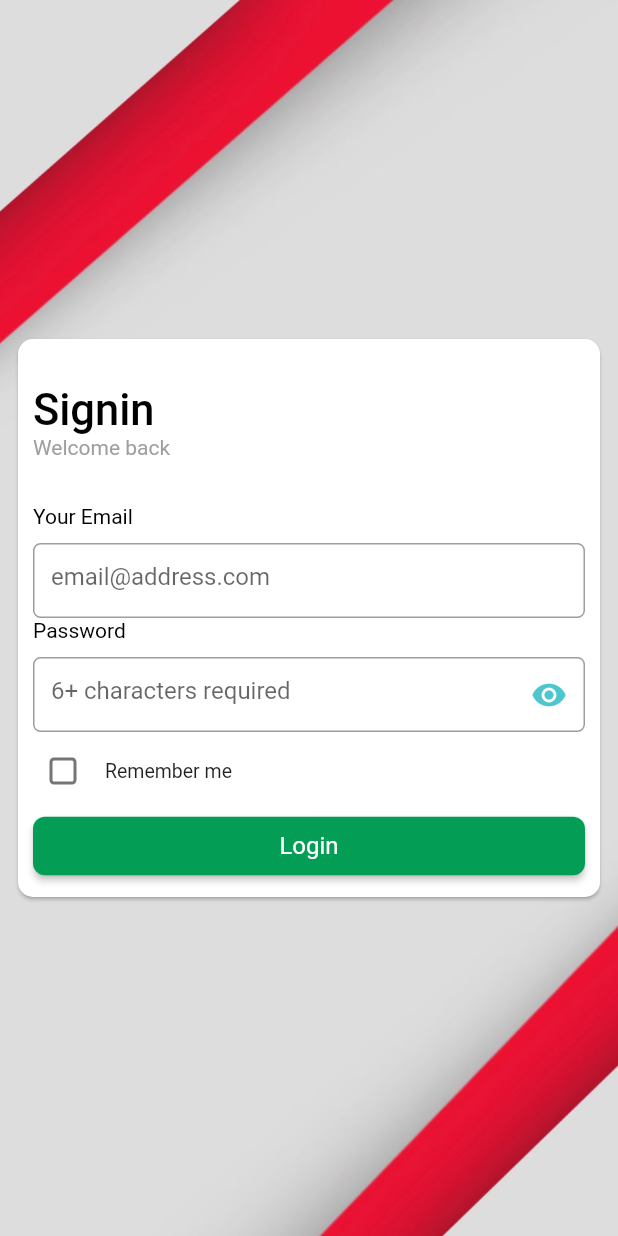
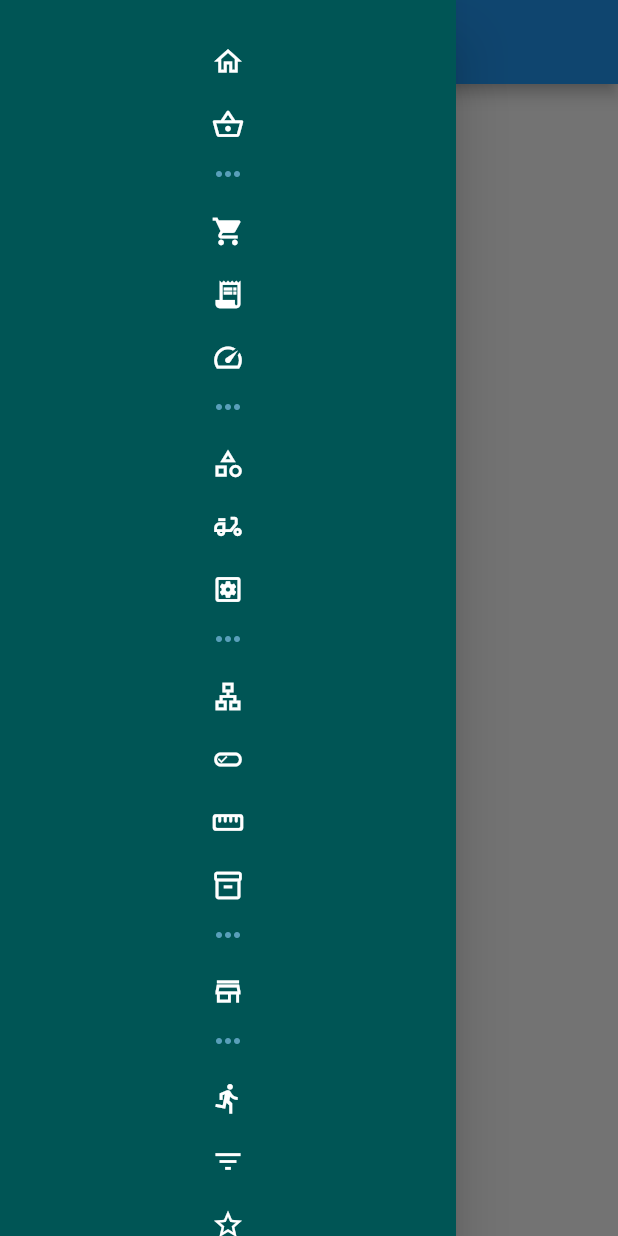
Before and after one commit to Ayush13Bhatia/cart_admin, a Flutter app: the screen it shows after launch, with the side drawer open (before the commit the screen has no drawer), on a phone screen of 412 x 824 dp. Run offline on Flutter 3.47's test engine with Material 2 defaults, Android fonts, the phone set to English and light mode, and no system bars; our stand-ins replace firebase_core, go_router; accounts and stored records are empty.

Commit message:
Drawer UI

```diff
--- /dev/null
+++ b/lib/components/drawer_heading_text.dart
@@ -0,0 +1,27 @@
+import 'package:cart_admin/utils/my_theme.dart';
+import 'package:flutter/material.dart';
+
+class DrawerHeadingText extends StatelessWidget {
+  final String? drawerTitle;
+  final bool isExpanded;
+  const DrawerHeadingText({Key? key, this.isExpanded = true, this.drawerTitle}) : super(key: key);
+
+  @override
+  Widget build(BuildContext context) {
+    return isExpanded
+        ? Padding(
+            padding: EdgeInsets.only(left: isExpanded ? 10.0 : 20.0, top: 15),
+            child: Text(
+              (drawerTitle ?? "").toUpperCase(),
+              style: const TextStyle(
+                color: MyTheme.drawerSubHeadingColor,
+                fontSize: 15,
+                fontWeight: FontWeight.w500,
+              ),
+            ))
+        : const Icon(
+            Icons.more_horiz,
+            color: MyTheme.drawerSubHeadingColor,
+          );
+  }
+}
--- /dev/null
+++ b/lib/components/drawer_items.dart
@@ -0,0 +1,51 @@
+import 'package:cart_admin/utils/my_theme.dart';
+import 'package:flutter/material.dart';
+
+class DrawerItems extends StatelessWidget {
+  final int? id;
+  final IconData leading;
+  final String title;
+  final Color? color;
+  final bool isExpanded;
+  final Function()? onTap;
+
+  const DrawerItems({Key? key, this.onTap, this.id, this.isExpanded = true, required this.leading, required this.title, this.color})
+      : super(key: key);
+
+  @override
+  Widget build(BuildContext context) {
+    return Padding(
+      padding: const EdgeInsets.all(10.0),
+      child: Container(
+        color: MyTheme.drawerBackgroundColor,
+        child: InkWell(
+          onTap: () => onTap!(),
+          child: isExpanded
+              ? Row(
+                  children: [
+                    Icon(
+                      leading,
+                      color: color ?? MyTheme.white,
+                      size: 22,
+                    ),
+                    const SizedBox(
+                      width: 10,
+                    ),
+                    Expanded(
+                      child: Text(
+                        title,
+                        style: TextStyle(fontSize: 15, color: color ?? MyTheme.white),
+                      ),
+                    ),
+                  ],
+                )
+              : Icon(
+                  leading,
+                  color: color ?? MyTheme.white,
+                  size: 22,
+                ),
+        ),
+      ),
+    );
+  }
+}
--- /dev/null
+++ b/lib/components/drawer_widget.dart
@@ -0,0 +1,158 @@
+import 'package:cart_admin/components/drawer_items.dart';
+import 'package:cart_admin/provider/dashboard_provider.dart';
+import 'package:cart_admin/utils/my_theme.dart';
+import 'package:flutter/material.dart';
+import 'package:provider/provider.dart';
+
+import 'drawer_heading_text.dart';
+
+class DrawerWidget extends StatelessWidget {
+  final bool? isExpanded;
+  const DrawerWidget({Key? key, this.isExpanded}) : super(key: key);
+
+  @override
+  Widget build(BuildContext context) {
+    final size = MediaQuery.of(context).size;
+    return Consumer<DashboardProvider>(
+      builder: (_, ref, child) {
+        return AnimatedContainer(
+          width: (isExpanded ?? true) ? size.width * 0.2 : 100,
+          duration: const Duration(
+            milliseconds: 300,
+          ),
+          child: Container(
+            color: MyTheme.drawerBackgroundColor,
+            child: ListView(
+              children: [
+                const SizedBox(height: 20),
+                DrawerItems(
+                  title: "Dashboard",
+                  leading: Icons.home_outlined,
+                  id: 1,
+                  isExpanded: isExpanded ?? false,
+                ),
+                DrawerItems(
+                  title: "POS",
+                  leading: Icons.shopping_basket_outlined,
+                  id: 2,
+                  isExpanded: isExpanded ?? false,
+                ),
+                DrawerHeadingText(
+                  drawerTitle: "Order Management",
+                  isExpanded: isExpanded ?? false,
+                ),
+                const SizedBox(height: 5),
+                DrawerItems(
+                  title: "Orders",
+                  leading: Icons.shopping_cart,
+                  id: 3,
+                  isExpanded: isExpanded ?? false,
+                ),
+                DrawerItems(
+                  title: "Order Refunds",
+                  leading: Icons.receipt_long,
+                  id: 4,
+                  isExpanded: isExpanded ?? false,
+                ),
+                DrawerItems(
+                  title: "Dispatch",
+                  leading: Icons.speed_sharp,
+                  id: 5,
+                  isExpanded: isExpanded ?? false,
+                ),
+                // PARCEL MANAGEMENT
+                DrawerHeadingText(
+                  drawerTitle: "PARCEL MANAGEMENT",
+                  isExpanded: isExpanded ?? false,
+                ),
+                const SizedBox(height: 5),
+                DrawerItems(
+                  title: "Parcel Category",
+                  leading: Icons.category_outlined,
+                  id: 6,
+                  isExpanded: isExpanded ?? false,
+                ),
+                DrawerItems(
+                  title: "Parcel Orders",
+                  leading: Icons.delivery_dining_outlined,
+                  id: 7,
+                  isExpanded: isExpanded ?? false,
+                ),
+                DrawerItems(
+                  title: "Parcel Settings",
+                  leading: Icons.settings_applications_outlined,
+                  id: 8,
+                  isExpanded: isExpanded ?? false,
+                ),
+                DrawerHeadingText(
+                  drawerTitle: "ITEM MANAGEMENT",
+                  isExpanded: isExpanded ?? false,
+                ),
+                const SizedBox(height: 5),
+                DrawerItems(
+                  title: "Category / Subcategory",
+                  leading: Icons.lan_outlined,
+                  id: 9,
+                  isExpanded: isExpanded ?? false,
+                ),
+                DrawerItems(
+                  title: "Attributes",
+                  leading: Icons.edit_attributes_outlined,
+                  id: 10,
+                  isExpanded: isExpanded ?? false,
+                ),
+                DrawerItems(
+                  title: "Units",
+                  leading: Icons.straighten_rounded,
+                  id: 11,
+                  isExpanded: isExpanded ?? false,
+                ),
+                DrawerItems(
+                  title: "Items",
+                  leading: Icons.inventory_2_outlined,
+                  id: 12,
+                  isExpanded: isExpanded ?? false,
+                ),
+                DrawerHeadingText(
+                  drawerTitle: "STORE MANAGEMENT",
+                  isExpanded: isExpanded ?? false,
+                ),
+                const SizedBox(height: 5),
+                DrawerItems(
+                  title: "Store Settings",
+                  leading: Icons.store_mall_directory_outlined,
+                  id: 13,
+                  isExpanded: isExpanded ?? false,
+                ),
+                DrawerHeadingText(
+                  drawerTitle: " Delivery Man Management",
+                  isExpanded: isExpanded ?? false,
+                ),
+                const SizedBox(height: 5),
+                DrawerItems(
+                  title: "Add Delivery Man",
+                  leading: Icons.directions_run_outlined,
+                  id: 14,
+                  isExpanded: isExpanded ?? false,
+                ),
+                DrawerItems(
+                  title: "Delivery Man List",
+                  leading: Icons.filter_list,
+                  id: 15,
+                  isExpanded: isExpanded ?? false,
+                ),
+                DrawerItems(
+                  title: "Reviews",
+                  leading: Icons.star_border_outlined,
+                  id: 16,
+                  isExpanded: isExpanded ?? false,
+                ),
+                const SizedBox(height: 15),
+              ],
+            ),
+          ),
+        );
+      },
+    );
+  }
+}
--- a/lib/main.dart
+++ b/lib/main.dart
@@ -1,9 +1,18 @@
+import 'package:cart_admin/provider/dashboard_provider.dart';
 import 'package:cart_admin/provider/login_provider.dart';
+import 'package:cart_admin/screens/dashboard_screen.dart';
 import 'package:cart_admin/screens/login_screen.dart';
+import 'package:cart_admin/utils/my_routes.dart';
+import 'package:firebase_core/firebase_core.dart';
 import 'package:flutter/material.dart';
 import 'package:provider/provider.dart';
+import 'firebase_options.dart';
 
-void main() {
+void main() async {
+  WidgetsFlutterBinding.ensureInitialized();
+  await Firebase.initializeApp(
+    options: DefaultFirebaseOptions.currentPlatform,
+  );
   runApp(const MyApp());
 }
 
@@ -15,14 +24,16 @@ class MyApp extends StatelessWidget {
     return MultiProvider(
       providers: [
         ChangeNotifierProvider(create: (_) => LoginProvider()),
+        ChangeNotifierProvider(create: (_) => DashboardProvider()),
       ],
-      child: MaterialApp(
-          debugShowCheckedModeBanner: false,
-          title: 'Flutter Demo',
-          theme: ThemeData(
-            primarySwatch: Colors.blue,
-          ),
-          home: const LoginScreen()),
+      child: MaterialApp.router(
+        debugShowCheckedModeBanner: false,
+        title: 'Flutter Demo',
+        theme: ThemeData(
+          primarySwatch: Colors.blue,
+        ),
+        routerConfig: MyRoutes.router,
+      ),
     );
   }
 }
--- /dev/null
+++ b/lib/provider/dashboard_provider.dart
@@ -0,0 +1,12 @@
+import 'package:flutter/cupertino.dart';
+
+class DashboardProvider with ChangeNotifier {
+  bool _isDrawerExpanded = false;
+
+  bool get drawerExpanded => _isDrawerExpanded;
+
+  void toggleExpansion({bool? value}) {
+    _isDrawerExpanded = value ?? !_isDrawerExpanded;
+    notifyListeners();
+  }
+}
--- /dev/null
+++ b/lib/screens/dashboard_screen.dart
@@ -0,0 +1,99 @@
+import 'package:cart_admin/components/drawer_widget.dart';
+import 'package:cart_admin/provider/dashboard_provider.dart';
+import 'package:cart_admin/utils/my_theme.dart';
+import 'package:flutter/material.dart';
+import 'package:provider/provider.dart';
+
+import '../utils/responsive_builder.dart';
+
+class DashboardScreen extends StatefulWidget {
+  const DashboardScreen({Key? key}) : super(key: key);
+
+  @override
+  State<DashboardScreen> createState() => _DashboardScreenState();
+}
+
+class _DashboardScreenState extends State<DashboardScreen> {
+  final GlobalKey<ScaffoldState> _scaffoldKey = GlobalKey();
+  @override
+  Widget build(BuildContext context) {
+    return Consumer<DashboardProvider>(
+      builder: (_, ref, child) {
+        return Scaffold(
+          primary: true,
+          drawer: const Drawer(
+            child: DrawerWidget(),
+          ),
+          body: ResponsiveBuilder(
+            mobile: Scaffold(
+              key: _scaffoldKey,
+              appBar: AppBar(
+                title: const Text("Dashboard"),
+              ),
+              drawer: const Drawer(
+                child: DrawerWidget(),
+              ),
+              body: Center(
+                child: ElevatedButton(
+                  onPressed: () {},
+                  child: const Text("LogOut"),
+                ),
+              ),
+            ),
+            tablet: Center(
+              child: ElevatedButton(
+                onPressed: () {},
+                child: const Text("LogOut"),
+              ),
+            ),
+            web: webDashboard(ref.drawerExpanded, ref),
+          ),
+        );
+      },
+    );
+  }
+
+  Widget webDashboard(bool expanded, DashboardProvider ref) {
+    return Column(
+      children: [
+        Row(
+          children: [
+            Padding(
+              padding: const EdgeInsets.all(8.0),
+              child: Image.asset(
+                "assets/png/logo.png",
+                height: 50,
+              ),
+            ),
+            GestureDetector(
+              onTap: () {
+                ref.toggleExpansion();
+              },
+              child: Icon(
+                ref.drawerExpanded ? Icons.close_rounded : Icons.menu,
+                color: MyTheme.black,
+              ),
+            ),
+          ],
+        ),
+        Expanded(
+          child: Row(
+            children: [
+              DrawerWidget(
+                isExpanded: expanded,
+              ),
+              Expanded(
+                child: Center(
+                  child: ElevatedButton(
+                    onPressed: () {},
+                    child: const Text("LogOut"),
+                  ),
+                ),
+              )
+            ],
+          ),
+        ),
+      ],
+    );
+  }
+}
--- a/lib/screens/login_screen.dart
+++ b/lib/screens/login_screen.dart
@@ -1,7 +1,9 @@
 import 'package:cart_admin/components/custom_background.dart';
 import 'package:cart_admin/provider/login_provider.dart';
+import 'package:cart_admin/utils/my_routes.dart';
 import 'package:cart_admin/utils/responsive_builder.dart';
 import 'package:flutter/material.dart';
+import 'package:go_router/go_router.dart';
 import 'package:provider/provider.dart';
 
 import '../components/common_button.dart';
@@ -25,6 +27,9 @@ class _LoginScreenState extends State<LoginScreen> {
   @override
   void initState() {
     loginProvider = Provider.of<LoginProvider>(context, listen: false);
+    WidgetsBinding.instance.addPostFrameCallback((_) {
+      context.go(MyRoutes.dashboard);
+    });
     super.initState();
   }
 
@@ -114,22 +119,6 @@ class _LoginScreenState extends State<LoginScreen> {
                       ),
                     ),
                   ),
-                  // Consumer<LoginProvider>(
-                  //   builder: (BuildContext context, ref, Widget? child) => TextFormField(
-                  //     obscureText: ref.isObscure,
-                  //     controller: passwordController,
-                  //     decoration: InputDecoration(
-                  //       border: const OutlineInputBorder(),
-                  //       labelText: "6 + character required ",
-                  //       suffixIcon: GestureDetector(
-                  //         onTap: () {
-                  //           ref.toggleObscure();
-                  //         },
-                  //         child: !ref.isObscure ? const Icon(Icons.visibility_off) : const Icon(Icons.visibility),
-                  //       ),
-                  //     ),
-                  //   ),
-                  // ),
                   const SizedBox(
                     height: 10,
                   ),
@@ -151,19 +140,6 @@ class _LoginScreenState extends State<LoginScreen> {
                       },
                     ),
                   ),
-                  // Consumer<LoginProvider>(
-                  //   builder: (_, ref, child) => Row(
-                  //     children: [
-                  //       Checkbox(
-                  //         value: ref.isChecked,
-                  //         onChanged: (bool? checked) {
-                  //           ref.toggleChecked(checked ?? false);
-                  //         },
-                  //       ),
-                  //       const Text("Remember me"),
-                  //     ],
-                  //   ),
-                  // ),
                   const SizedBox(
                     height: 10,
                   ),
@@ -176,27 +152,18 @@ class _LoginScreenState extends State<LoginScreen> {
                       ),
                       onPressed: ref.isLoading
                           ? null
-                          : () {
-                              ref.login("username", "password");
+                          : () async {
+                              bool b = await ref.login(emailController.text, passwordController.text);
+                              if (b && mounted) {
+                                context.go(MyRoutes.dashboard);
+                              } else {
+                                print("Invalid input");
+                              }
                             },
                       borderRadius: 8,
                       verticalPadding: 10,
                     ),
                   ),
-                  // Consumer<LoginProvider>(
-                  //   builder: (_, ref, child) => SizedBox(
-                  //     width: double.infinity,
-                  //     child: ElevatedButton(
-                  //       style: ElevatedButton.styleFrom(backgroundColor: Colors.green),
-                  //       onPressed: ref.isLoading
-                  //           ? null
-                  //           : () {
-                  //               ref.login('username', 'password');
-                  //             },
-                  //       child: ref.isLoading ? const Text("Loading...") : const Text("Login"),
-                  //     ),
-                  //   ),
-                  // ),
                 ],
               ),
             ),
--- /dev/null
+++ b/lib/utils/my_routes.dart
@@ -0,0 +1,25 @@
+import 'package:cart_admin/screens/dashboard_screen.dart';
+import 'package:cart_admin/screens/login_screen.dart';
+import 'package:flutter/cupertino.dart';
+import 'package:go_router/go_router.dart';
+
+class MyRoutes {
+  static const String login = "/login";
+  static const String dashboard = "/dashboard";
+  static final GoRouter router = GoRouter(
+    initialLocation: login,
+    routes: <GoRoute>[
+      GoRoute(
+        path: login,
+        builder: (BuildContext context, GoRouterState state) {
+          return LoginScreen();
+        },
+      ),
+      GoRoute(
+          path: dashboard,
+          builder: (BuildContext context, GoRouterState state) {
+            return DashboardScreen();
+          }),
+    ],
+  );
+}
--- a/lib/utils/my_theme.dart
+++ b/lib/utils/my_theme.dart
@@ -3,4 +3,8 @@ import 'package:flutter/material.dart';
 class MyTheme {
   static const Color textFormBorder = Color(0xFF4dc6ce);
   static const Color btnColor = Color(0xFF039d55);
+  static const Color white = Color(0xFFFFFFFF);
+  static const Color black = Color(0xFF000000);
+  static const Color drawerBackgroundColor = Color(0xFF005555);
+  static const Color drawerSubHeadingColor = Color(0xFF599fba);
 }
--- a/pubspec.yaml
+++ b/pubspec.yaml
@@ -37,6 +37,10 @@ dependencies:
   # Use with the CupertinoIcons class for iOS style icons.
   cupertino_icons: ^1.0.2
   provider: ^6.0.4
+  rive: ^0.9.1
+  firebase_core: ^2.2.0
+  firebase_auth: ^4.1.2
+  go_router: ^5.1.5
 
 dev_dependencies:
   flutter_test:
```
Also changed, not shown: assets/png/logo.png (added), assets/png/user_image.png (added), lib/firebase_options.dart (added), pubspec.lock, 16 other files.
